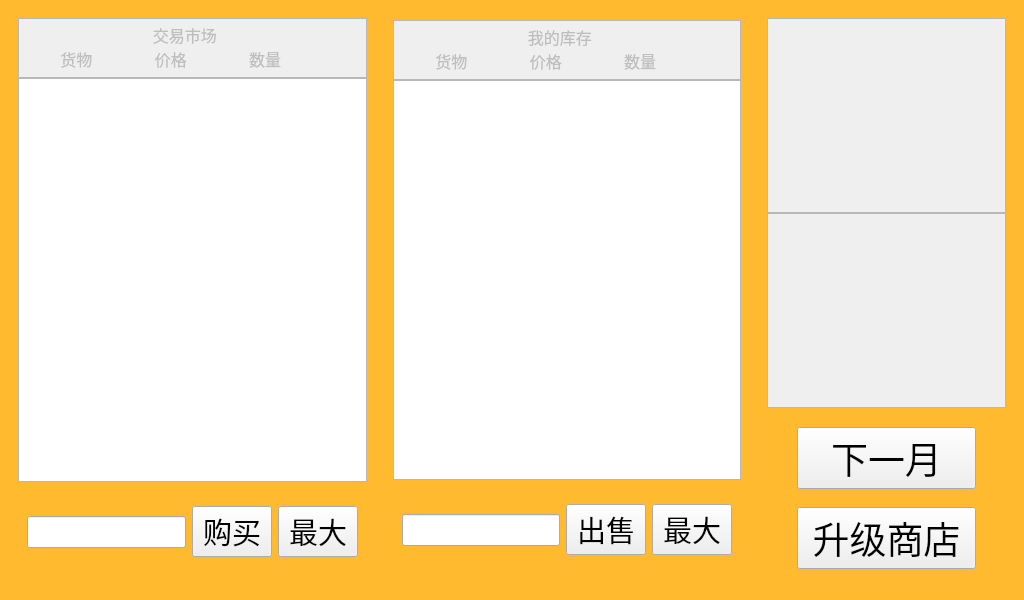
Old version of the form futures.ui in the repository Sam-ie/Paydirt.
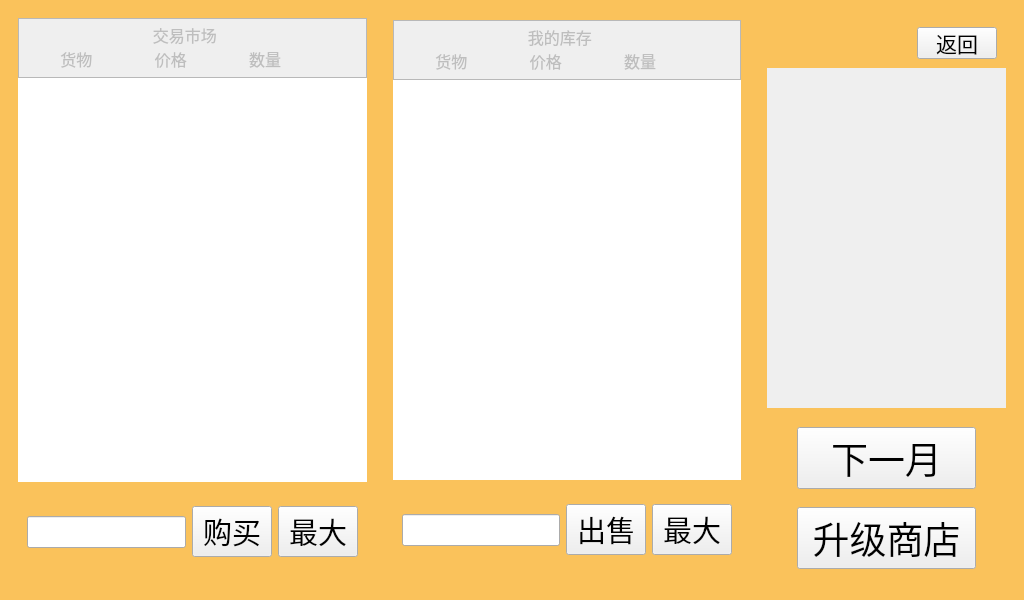
New version of the form.

What changed in the file:
```diff
--- a/futures.ui
+++ b/futures.ui
@@ -37,8 +37,7 @@
      <property name="styleSheet">
       <string notr="true">QWidget#widget
 {
-	background-color: rgb(255, 186, 48);
-	outline: none;
+	background-color: rgb(250, 194, 91);
 }</string>
      </property>
      <layout class="QHBoxLayout" name="horizontalLayout">
@@ -92,6 +91,9 @@
              <pointsize>14</pointsize>
             </font>
            </property>
+           <property name="frameShape">
+            <enum>QFrame::NoFrame</enum>
+           </property>
           </widget>
          </item>
          <item>
@@ -218,6 +220,9 @@
              <pointsize>14</pointsize>
             </font>
            </property>
+           <property name="frameShape">
+            <enum>QFrame::NoFrame</enum>
+           </property>
           </widget>
          </item>
          <item>
@@ -314,11 +319,58 @@
             <property name="bottomMargin">
              <number>0</number>
             </property>
+            <item>
+             <widget class="QWidget" name="widget_9" native="true">
+              <property name="minimumSize">
+               <size>
+                <width>0</width>
+                <height>50</height>
+               </size>
+              </property>
+              <layout class="QHBoxLayout" name="horizontalLayout_4">
+               <item>
+                <spacer name="horizontalSpacer">
+                 <property name="orientation">
+                  <enum>Qt::Horizontal</enum>
+                 </property>
+                 <property name="sizeHint" stdset="0">
+                  <size>
+                   <width>103</width>
+                   <height>20</height>
+                  </size>
+                 </property>
+                </spacer>
+               </item>
+               <item>
+                <widget class="QPushButton" name="pushButton_7">
+                 <property name="minimumSize">
+                  <size>
+                   <width>0</width>
+                   <height>30</height>
+                  </size>
+                 </property>
+                 <property name="font">
+                  <font>
+                   <family>华文隶书</family>
+                   <pointsize>16</pointsize>
+                  </font>
+                 </property>
+                 <property name="text">
+                  <string>返回</string>
+                 </property>
+                </widget>
+               </item>
+              </layout>
+             </widget>
+            </item>
             <item>
              <widget class="QTextEdit" name="textEdit">
               <property name="enabled">
                <bool>false</bool>
               </property>
+              <property name="frameShape">
+               <enum>QFrame::NoFrame</enum>
+              </property>
              </widget>
             </item>
             <item>
@@ -326,6 +378,9 @@
               <property name="enabled">
                <bool>false</bool>
               </property>
+              <property name="frameShape">
+               <enum>QFrame::NoFrame</enum>
+              </property>
              </widget>
             </item>
            </layout>
```
